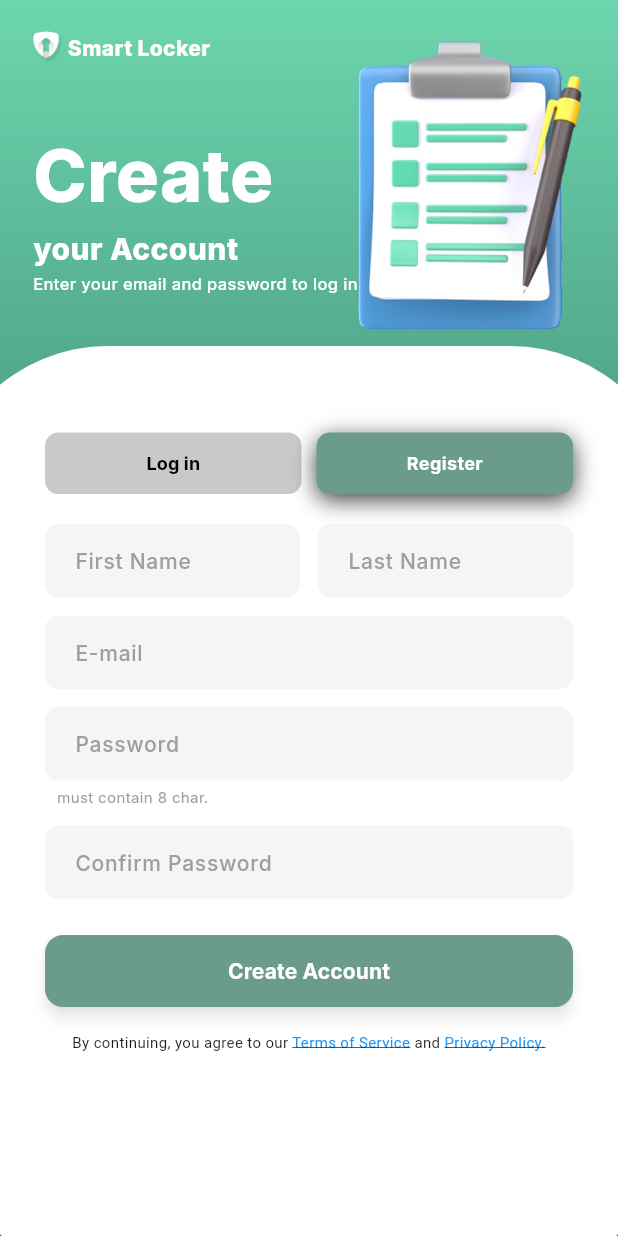
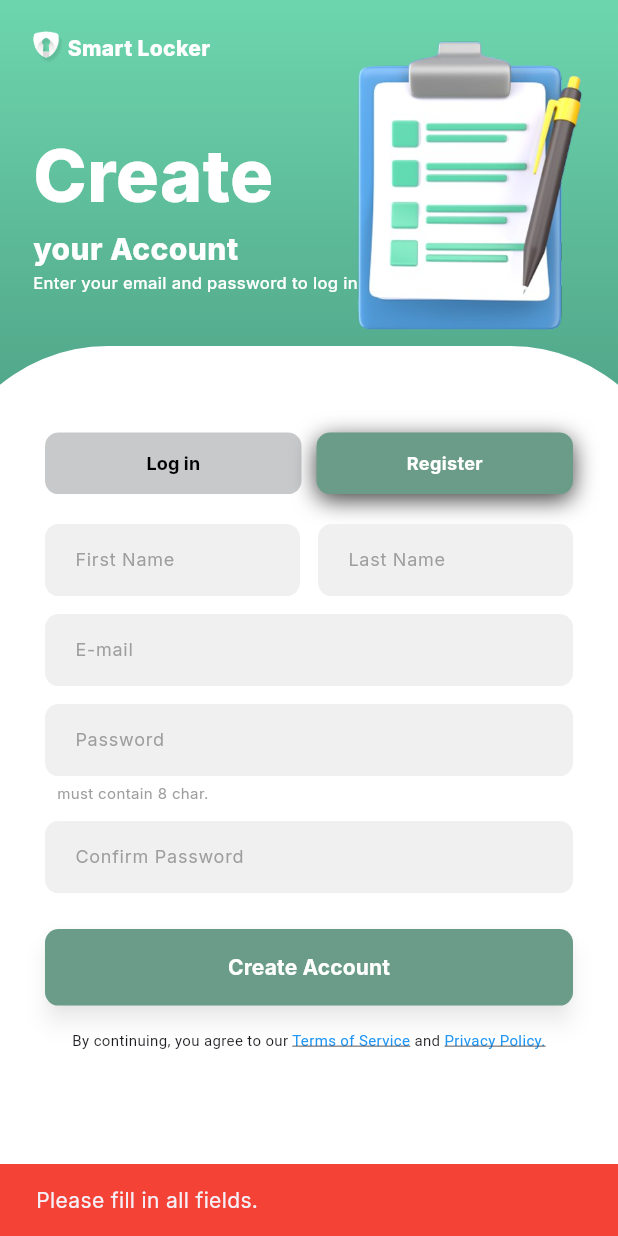
Before and after one commit to imamsmdraa/DPSI_SmartLocker, a Flutter app: the CreateAccountScreen screen opened by its route, after a tap on "Create Account", on a phone screen of 412 x 824 dp. Run offline on Flutter 3.47's test engine with Material 3 defaults, Android fonts, the phone set to English and light mode, and no system bars; our stand-ins replace google_fonts.

Commit message:
benerin routing page buat akun

```diff
--- a/lib/main.dart
+++ b/lib/main.dart
@@ -24,7 +24,7 @@ class MyApp extends StatelessWidget {
         fontFamily: 'Inter',
         useMaterial3: true,
       ),
-      initialRoute: '/sign-in',
+      initialRoute: '/openning',
       routes: {
         '/sign-in': (context) => const SignInScreen(),
         '/create-account': (context) => const CreateAccountScreen(),
--- a/lib/screens/register/create_account.dart
+++ b/lib/screens/register/create_account.dart
@@ -2,28 +2,30 @@ import 'package:flutter/material.dart';
 import 'package:register_smartlocker/widgets/custom_textfield.dart';
 import 'package:register_smartlocker/widgets/primary_button.dart';
 
-/// Screen untuk pembuatan akun baru (Register Page)
-class CreateAccountScreen extends StatelessWidget {
+class CreateAccountScreen extends StatefulWidget {
   const CreateAccountScreen({super.key});
+
+  @override
+  State<CreateAccountScreen> createState() => _CreateAccountScreenState();
+}
+
+class _CreateAccountScreenState extends State<CreateAccountScreen> {
+  final TextEditingController firstNameController = TextEditingController();
+  final TextEditingController lastNameController = TextEditingController();
+  final TextEditingController emailController = TextEditingController();
+  final TextEditingController passwordController = TextEditingController();
+  final TextEditingController confirmPasswordController =
+      TextEditingController();
 
   @override
   Widget build(BuildContext context) {
     final size = MediaQuery.of(context).size;
-
-    // Controller untuk input form
-    final TextEditingController firstNameController = TextEditingController();
-    final TextEditingController lastNameController = TextEditingController();
-    final TextEditingController emailController = TextEditingController();
-    final TextEditingController passwordController = TextEditingController();
-    final TextEditingController confirmPasswordController =
-        TextEditingController();
 
     return Scaffold(
       backgroundColor: const Color(0xFF6DD6AE),
       body: SafeArea(
         child: Stack(
           children: [
-            // ======== Background Gradien ========
             Container(
               width: size.width,
               height: size.height,
@@ -38,8 +40,6 @@ class CreateAccountScreen extends StatelessWidget {
                 ),
               ),
             ),
-
-            // ======== Latar Putih Melengkung (Card Input) ========
             Positioned(
               top: size.height * 0.28,
               left: -size.width * 0.1,
@@ -52,8 +52,6 @@ class CreateAccountScreen extends StatelessWidget {
                 ),
               ),
             ),
-
-            // ======== Logo dan Judul App ========
             Positioned(
               top: 20,
               left: 20,
@@ -65,7 +63,6 @@ class CreateAccountScreen extends StatelessWidget {
                     height: 24,
                   ),
                   const SizedBox(width: 2),
-                  // const SizedBox(height: 20),
                   const Text(
                     'Smart Locker',
                     style: TextStyle(
@@ -78,8 +75,6 @@ class CreateAccountScreen extends StatelessWidget {
                 ],
               ),
             ),
-
-            // ======== Judul dan Deskripsi Halaman Register ========
             Positioned(
               top: size.height * 0.1,
               left: 22,
@@ -96,7 +91,6 @@ class CreateAccountScreen extends StatelessWidget {
                       color: Colors.white,
                     ),
                   ),
-                  SizedBox(height: 0),
                   Text(
                     'your Account',
                     style: TextStyle(
@@ -106,7 +100,6 @@ class CreateAccountScreen extends StatelessWidget {
                       color: Colors.white,
                     ),
                   ),
-                  SizedBox(height: 1),
                   Text(
                     'Enter your email and password to log in',
                     style: TextStyle(
@@ -119,8 +112,6 @@ class CreateAccountScreen extends StatelessWidget {
                 ],
               ),
             ),
-
-            // ======== Gambar Hiasan (Note) ========
             Positioned(
               top: 20,
               right: 20,
@@ -131,18 +122,14 @@ class CreateAccountScreen extends StatelessWidget {
                 fit: BoxFit.contain,
               ),
             ),
-
-            // ======== Form Input dan Tombol ========
             Positioned.fill(
               top: size.height * 0.35,
               child: SingleChildScrollView(
                 padding: const EdgeInsets.symmetric(horizontal: 30),
                 child: Column(
                   children: [
-                    // ======== Tab Login / Register ========
                     Row(
                       children: [
-                        // Tombol Login
                         Expanded(
                           child: Container(
                             height: 41,
@@ -152,8 +139,7 @@ class CreateAccountScreen extends StatelessWidget {
                             ),
                             child: TextButton(
                               onPressed: () {
-                                // Navigasi ke halaman login
-                                Navigator.pushNamed(context, '/login');
+                                Navigator.pushNamed(context, '/sign-in');
                               },
                               child: const Text(
                                 'Log in',
@@ -167,7 +153,6 @@ class CreateAccountScreen extends StatelessWidget {
                           ),
                         ),
                         const SizedBox(width: 10),
-                        // Tab Aktif Register
                         Expanded(
                           child: Container(
                             height: 41,
@@ -198,10 +183,7 @@ class CreateAccountScreen extends StatelessWidget {
                         ),
                       ],
                     ),
-
                     const SizedBox(height: 20),
-
-                    // ======== Input Nama Depan dan Belakang ========
                     Row(
                       children: [
                         Expanded(
@@ -219,25 +201,17 @@ class CreateAccountScreen extends StatelessWidget {
                         ),
                       ],
                     ),
-
                     const SizedBox(height: 12),
-
-                    // ======== Input Email ========
                     CustomTextField(
                       controller: emailController,
                       hintText: 'E-mail',
                     ),
-
                     const SizedBox(height: 12),
-
-                    // ======== Input Password ========
                     CustomTextField(
                       controller: passwordController,
                       hintText: 'Password',
                       obscureText: true,
                     ),
-
-                    // Keterangan Password
                     const Padding(
                       padding: EdgeInsets.only(top: 4, left: 8),
                       child: Align(
@@ -248,30 +222,50 @@ class CreateAccountScreen extends StatelessWidget {
                         ),
                       ),
                     ),
-
                     const SizedBox(height: 12),
-
-                    // ======== Konfirmasi Password ========
                     CustomTextField(
                       controller: confirmPasswordController,
                       hintText: 'Confirm Password',
                       obscureText: true,
                     ),
-
                     const SizedBox(height: 24),
-
-                    // ======== Tombol Buat Akun ========
                     PrimaryButton(
                       text: 'Create Account',
                       onPressed: () {
-                        Navigator.pushNamed(context, '/verify');
-                        // TODO: Tambahkan logika pendaftaran akun
+                        final firstName = firstNameController.text.trim();
+                        final lastName = lastNameController.text.trim();
+                        final email = emailController.text.trim();
+                        final password = passwordController.text;
+                        final confirmPassword = confirmPasswordController.text;
+
+                        if (firstName.isEmpty ||
+                            lastName.isEmpty ||
+                            email.isEmpty ||
+                            password.isEmpty ||
+                            confirmPassword.isEmpty) {
+                          ScaffoldMessenger.of(context).showSnackBar(
+                            const SnackBar(
+                              content: Text('Please fill in all fields.'),
+                              backgroundColor: Colors.red,
+                            ),
+                          );
+                          return;
+                        }
+
+                        if (password != confirmPassword) {
+                          ScaffoldMessenger.of(context).showSnackBar(
+                            const SnackBar(
+                              content: Text('Passwords do not match.'),
+                              backgroundColor: Colors.red,
+                            ),
+                          );
+                          return;
+                        }
+
+                        Navigator.pushNamed(context, '/email-verification');
                       },
                     ),
-
                     const SizedBox(height: 16),
-
-                    // ======== Syarat dan Ketentuan ========
                     const Text.rich(
                       TextSpan(
                         text: 'By continuing, you agree to our ',
@@ -296,7 +290,6 @@ class CreateAccountScreen extends StatelessWidget {
                       ),
                       textAlign: TextAlign.center,
                     ),
-
                     const SizedBox(height: 40),
                   ],
                 ),
--- a/lib/widgets/custom_textfield.dart
+++ b/lib/widgets/custom_textfield.dart
@@ -1,48 +1,41 @@
 import 'package:flutter/material.dart';
 
+/// Widget custom untuk TextField dengan styling khas SmartLocker
 class CustomTextField extends StatelessWidget {
   final TextEditingController controller;
   final String hintText;
   final bool obscureText;
-  final TextInputType keyboardType;
-  final String? Function(String?)? validator;
 
   const CustomTextField({
-    super.key,
+    Key? key,
     required this.controller,
     required this.hintText,
     this.obscureText = false,
-    this.keyboardType = TextInputType.text,
-    this.validator,
-  });
+  }) : super(key: key);
 
   @override
   Widget build(BuildContext context) {
-    return TextFormField(
+    return TextField(
       controller: controller,
       obscureText: obscureText,
-      keyboardType: keyboardType,
-      validator: validator,
       style: const TextStyle(
+        fontSize: 12,
         fontFamily: 'Inter',
-        fontSize: 14,
-        fontWeight: FontWeight.w500,
-        color: Colors.black,
       ),
       decoration: InputDecoration(
         hintText: hintText,
+        hintStyle: const TextStyle(
+          color: Colors.grey,
+          fontSize: 12,
+          fontFamily: 'Inter',
+        ),
         filled: true,
-        fillColor: const Color(0xFFF5F5F5),
+        fillColor: const Color(0xFFF0F0F0),
         contentPadding:
-            const EdgeInsets.symmetric(vertical: 14, horizontal: 16),
+            const EdgeInsets.symmetric(horizontal: 16, vertical: 14),
         border: OutlineInputBorder(
           borderRadius: BorderRadius.circular(9),
           borderSide: BorderSide.none,
-        ),
-        hintStyle: const TextStyle(
-          fontFamily: 'Inter',
-          fontSize: 14,
-          color: Colors.grey,
         ),
       ),
     );
--- a/lib/widgets/primary_button.dart
+++ b/lib/widgets/primary_button.dart
@@ -1,35 +1,40 @@
 import 'package:flutter/material.dart';
 
+/// Tombol utama dengan styling khusus untuk SmartLocker
 class PrimaryButton extends StatelessWidget {
   final String text;
   final VoidCallback onPressed;
 
   const PrimaryButton({
-    super.key,
+    Key? key,
     required this.text,
     required this.onPressed,
-  });
+  }) : super(key: key);
 
   @override
   Widget build(BuildContext context) {
-    return ElevatedButton(
+    return SizedBox(
+      width: double.infinity,
+      height: 51,
+      child: ElevatedButton(
         onPressed: onPressed,
         style: ElevatedButton.styleFrom(
-        minimumSize: const Size.fromHeight(48),
+          elevation: 6,
+          shape: RoundedRectangleBorder(
+            borderRadius: BorderRadius.circular(9),
+          ),
+          padding: const EdgeInsets.symmetric(vertical: 14),
           backgroundColor: const Color(0xFF6A9C89),
-        shape: RoundedRectangleBorder(
-          borderRadius: BorderRadius.circular(12),
-        ),
-        elevation: 4,
-        shadowColor: Colors.black45,
+          shadowColor: Colors.black.withOpacity(0.4),
         ),
         child: Text(
           text,
           style: const TextStyle(
-          fontFamily: 'Inter',
             fontWeight: FontWeight.w700,
             fontSize: 14,
             color: Colors.white,
+            fontFamily: 'Inter',
+          ),
         ),
       ),
     );
```
Lines whose indentation alone changed are shown as unchanged.
